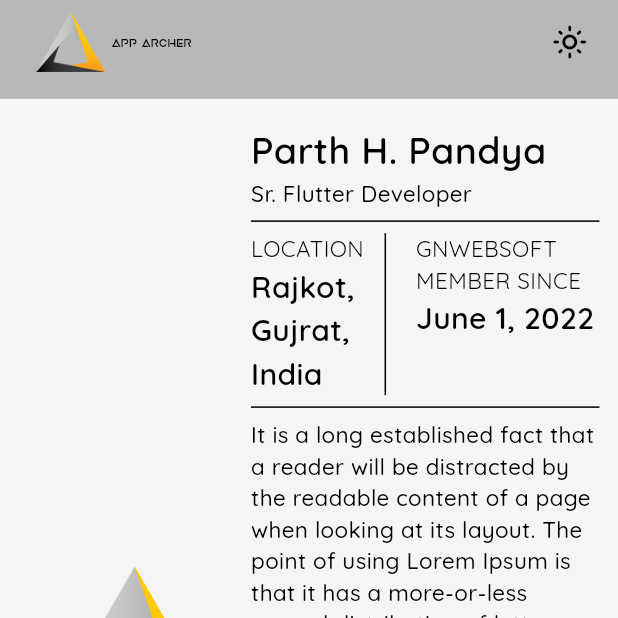
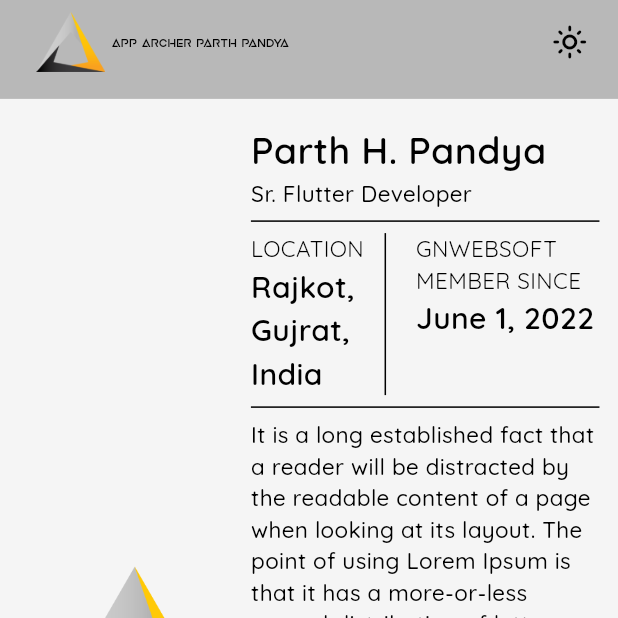
Before and after one commit to parth111pandya/parth111pandya.github.io, a Flutter app: the FirstPageWebView screen opened directly, on a phone screen of 412 x 824 dp, the top half of it. Run offline on Flutter 3.47's test engine with Material 3 defaults, Android fonts, the phone set to English and light mode, and no system bars; our stand-ins replace get, sizer.

Commit message:
Second commit

```diff
--- a/lib/screen/first_page/first_page_web_view.dart
+++ b/lib/screen/first_page/first_page_web_view.dart
@@ -22,7 +22,7 @@ class _FirstPageWebViewState extends State<FirstPageWebView> {
   Widget build(BuildContext context) {
     return Scaffold(
       appBar: CustomAppBarTitle(
-        title: "App Archer",
+        title: "App Archer Parth pandya",
         appBarFontFamily: EARTH_ORBIT_ERXTRA_BOLD,
       ),
       body: Padding(
```
